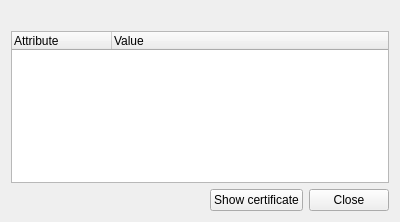
This is qdigidoc/trunk/crypto/ui/KeyDialog.ui in tixsys/esteid as Qt 5 draws it before an edit. The edited form follows.
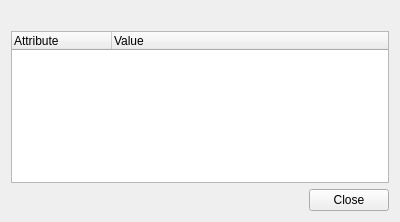
This is the edited form.

Commit message: use button box

Patch:
```diff
--- a/qdigidoc/trunk/crypto/ui/KeyDialog.ui
+++ b/qdigidoc/trunk/crypto/ui/KeyDialog.ui
@@ -38,35 +38,11 @@
     </widget>
    </item>
    <item>
-    <layout class="QHBoxLayout" name="buttonsLayout">
-     <item>
-      <spacer name="buttonsSpacer">
-       <property name="orientation">
-        <enum>Qt::Horizontal</enum>
-       </property>
-       <property name="sizeHint" stdset="0">
-        <size>
-         <width>0</width>
-         <height>0</height>
-        </size>
-       </property>
-      </spacer>
-     </item>
-     <item>
-      <widget class="QPushButton" name="cert">
-       <property name="text">
-        <string>Show certificate</string>
-       </property>
-      </widget>
-     </item>
-     <item>
-      <widget class="QPushButton" name="close">
-       <property name="text">
-        <string>Close</string>
-       </property>
-      </widget>
-     </item>
-    </layout>
+    <widget class="QDialogButtonBox" name="buttonBox">
+     <property name="standardButtons">
+      <set>QDialogButtonBox::Close</set>
+     </property>
+    </widget>
    </item>
   </layout>
  </widget>
```
Left out of the diff: 16 changed lines with no effect on the pictures. The commit also changes 1 other file.
